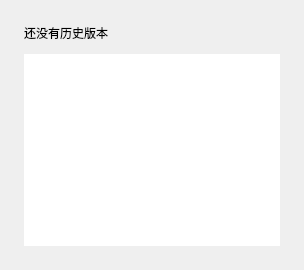
Above: windows/mainwindow_child/homepage/pages/homepage_page_backup.ui from Zao-chen/ZcVersionBox before the change. Below: the same form after it.
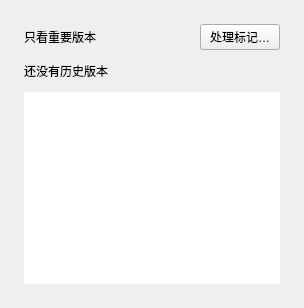
That is the form after the change.

Commit message: feat: 完成重要版本界面与回归验证

```diff
--- a/windows/mainwindow_child/homepage/pages/homepage_page_backup.ui
+++ b/windows/mainwindow_child/homepage/pages/homepage_page_backup.ui
@@ -2,7 +2,7 @@
 <ui version="4.0">
  <class>HomePageBackupPage</class>
  <widget class="QWidget" name="HomePageBackupPage">
-  <layout class="QVBoxLayout" name="pageLayout" stretch="0,1">
+  <layout class="QVBoxLayout" name="pageLayout" stretch="0,0,1">
    <property name="leftMargin">
     <number>24</number>
    </property>
@@ -18,6 +18,14 @@
    <property name="spacing">
     <number>12</number>
    </property>
+   <item>
+    <layout class="QHBoxLayout" name="filterLayout">
+     <property name="spacing"><number>8</number></property>
+     <item><widget class="QLabel" name="importantFilterLabel"><property name="text"><string>只看重要版本</string></property></widget></item>
+     <item><spacer name="filterSpacer"><property name="orientation"><enum>Qt::Horizontal</enum></property><property name="sizeHint" stdset="0"><size><width>0</width><height>0</height></size></property></spacer></item>
+     <item><widget class="QPushButton" name="tagConflictButton"><property name="text"><string>处理标记…</string></property></widget></item>
+    </layout>
+   </item>
    <item>
     <widget class="QLabel" name="emptyLabel">
      <property name="text">
```
The commit also changes 16 other files.
